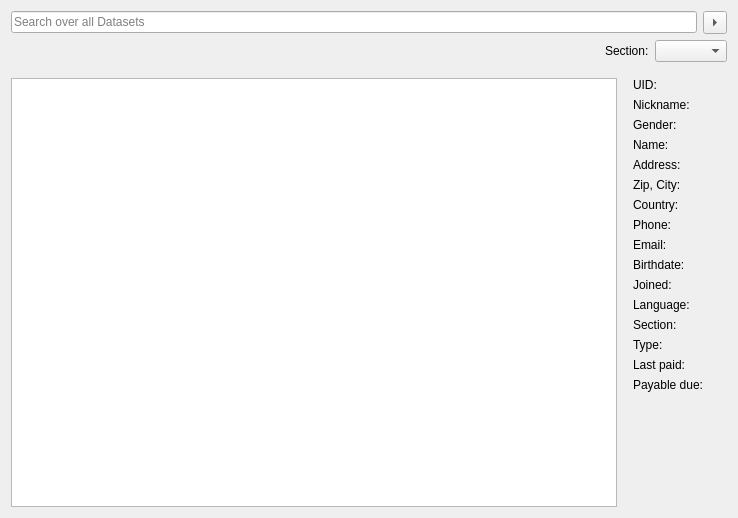
LukyLuke/PiTres, file forms/userlist.ui: the form before one commit.
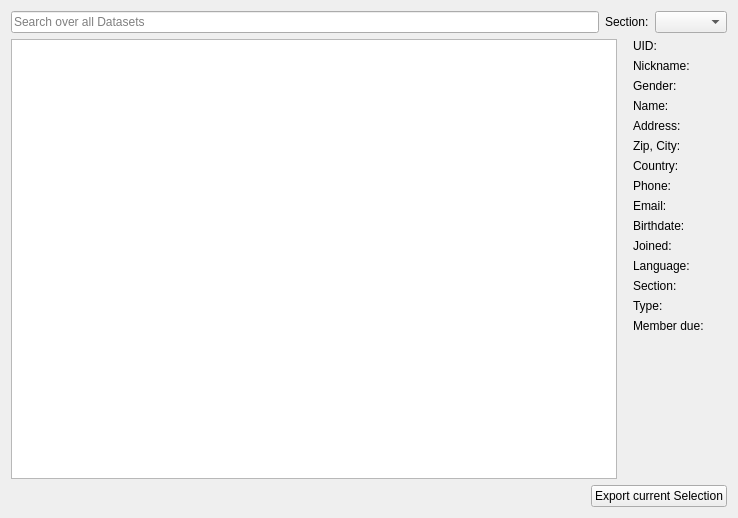
The form after the commit.

Commit message: Added LDIF-Export, CSV-Export for Users, modified QIF-Export, added member-due attributes and functions, prepared a settings dialog, ...

The edit to the form file:
```diff
--- a/forms/userlist.ui
+++ b/forms/userlist.ui
@@ -36,36 +36,6 @@
       </widget>
      </item>
      <item>
-      <widget class="QToolButton" name="buttonSearch">
-       <property name="text">
-        <string>Search</string>
-       </property>
-       <property name="toolButtonStyle">
-        <enum>Qt::ToolButtonIconOnly</enum>
-       </property>
-       <property name="arrowType">
-        <enum>Qt::RightArrow</enum>
-       </property>
-      </widget>
-     </item>
-    </layout>
-   </item>
-   <item>
-    <layout class="QHBoxLayout" name="horizontalLayout_2">
-     <item>
-      <spacer name="horizontalSpacer">
-       <property name="orientation">
-        <enum>Qt::Horizontal</enum>
-       </property>
-       <property name="sizeHint" stdset="0">
-        <size>
-         <width>40</width>
-         <height>20</height>
-        </size>
-       </property>
-      </spacer>
-     </item>
-     <item>
       <widget class="QLabel" name="label">
        <property name="text">
         <string>Section:</string>
@@ -79,14 +49,17 @@
    </item>
    <item>
     <layout class="QHBoxLayout" name="horizontalLayout_3">
-     <property name="topMargin">
-      <number>10</number>
-     </property>
      <item>
       <widget class="QTableView" name="tableView">
+       <property name="alternatingRowColors">
+        <bool>true</bool>
+       </property>
        <property name="sortingEnabled">
         <bool>true</bool>
        </property>
+       <property name="wordWrap">
+        <bool>false</bool>
+       </property>
        <attribute name="horizontalHeaderStretchLastSection">
         <bool>true</bool>
        </attribute>
@@ -166,11 +139,11 @@
        <item row="14" column="1">
         <widget class="QLabel" name="label_11">
          <property name="text">
-          <string>Last paid:</string>
+          <string>Member due:</string>
          </property>
         </widget>
        </item>
-       <item row="16" column="1">
+       <item row="15" column="1">
         <spacer name="verticalSpacer">
          <property name="orientation">
           <enum>Qt::Vertical</enum>
@@ -323,24 +296,34 @@
          </property>
         </widget>
        </item>
-       <item row="15" column="1">
-        <widget class="QLabel" name="label_17">
-         <property name="text">
-          <string>Payable due:</string>
-         </property>
-        </widget>
-       </item>
-       <item row="15" column="2">
-        <widget class="QLabel" name="detailPayableDue">
-         <property name="text">
-          <string/>
-         </property>
-        </widget>
-       </item>
       </layout>
      </item>
     </layout>
    </item>
+   <item>
+    <layout class="QHBoxLayout" name="horizontalLayout_2">
+     <item>
+      <spacer name="horizontalSpacer">
+       <property name="orientation">
+        <enum>Qt::Horizontal</enum>
+       </property>
+       <property name="sizeHint" stdset="0">
+        <size>
+         <width>40</width>
+         <height>20</height>
+        </size>
+       </property>
+      </spacer>
+     </item>
+     <item>
+      <widget class="QPushButton" name="btnExport">
+       <property name="text">
+        <string>Export current Selection</string>
+       </property>
+      </widget>
+     </item>
+    </layout>
+   </item>
   </layout>
  </widget>
  <resources/>
```
Left out of the diff: 2 changed lines with no effect on the pictures. The commit also changes 18 other files.
